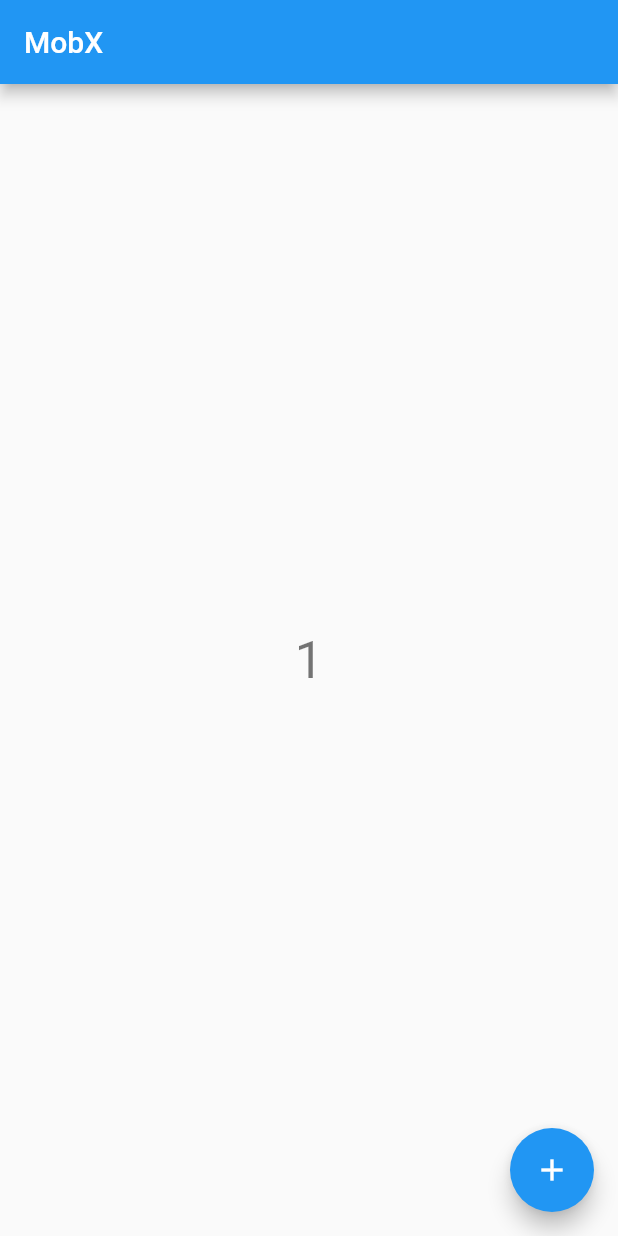
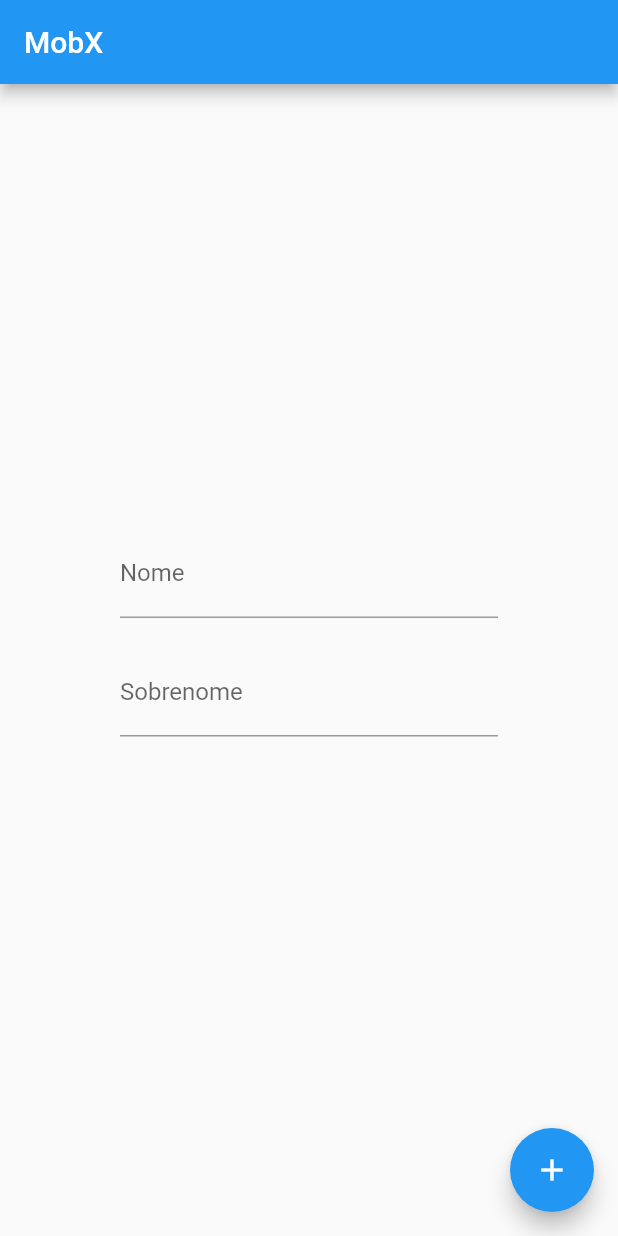
Before and after one commit to FelipeOFF/mobx_flutter, a Flutter app: the screen it shows after launch, after a tap on the "add" icon, on a phone screen of 412 x 824 dp. Run offline on Flutter 3.47's test engine with Material 2 defaults, Android fonts, the phone set to English and light mode, and no system bars; our stand-ins replace flutter_mobx, mobx; generated files the repository leaves out were written again.

```diff
--- a/lib/controller.dart
+++ b/lib/controller.dart
@@ -1,15 +1,26 @@
 import 'package:mobx/mobx.dart';
+part 'controller.g.dart';
 
-class Controller {
-  var counter = Observable(0);
+class Controller = ControllerBase with _$Controller;
 
-  Action increment;
+abstract class ControllerBase with Store{
 
-  Controller() {
-    increment = Action(_increment);
+  @observable
+  String name = '';
+
+  @observable
+  String lastname = '';
+
+  @computed
+  String get completName => "$name $lastname";
+
+  @action
+  changeName(String newName) {
+    name = newName;
   }
 
-  _increment() {
-    counter.value = counter.value+1;
+  @action
+  changeLastName(String newLastName) {
+    lastname = newLastName;
   }
 }
--- a/lib/home.dart
+++ b/lib/home.dart
@@ -13,24 +13,31 @@ class MyHomePage extends StatelessWidget {
         appBar: AppBar(
           title: Text("MobX"),
         ),
-        body: Center(
+        body: Padding(padding: EdgeInsets.symmetric(horizontal: 80), child: Center(
           child: Column(
             mainAxisAlignment: MainAxisAlignment.center,
             children: <Widget>[
+              TextField(
+                decoration: InputDecoration(labelText: 'Nome'),
+                onChanged: controller.changeName,
+              ),
+              SizedBox(height: 20,),
+              TextField(
+                decoration: InputDecoration(labelText: 'Sobrenome'),
+                onChanged: controller.changeLastName,
+              ),
+              SizedBox(height: 20,),
               Observer(
-                builder: (BuildContext context) {
-                  return Text(
-                    '${controller.counter.value}',
-                    style: Theme.of(context).textTheme.display1,
-                  );
+                builder: (_) {
+                  return Text('${controller.completName}');
                 },
               )
             ],
           ),
-        ),
+        ),),
         floatingActionButton: FloatingActionButton(
           onPressed: () {
-            controller.increment();
+
           },
           child: Icon(Icons.add),
         ),
--- a/pubspec.yaml
+++ b/pubspec.yaml
@@ -28,6 +28,8 @@ dependencies:
   cupertino_icons: ^0.1.2
 
 dev_dependencies:
+  mobx_codegen:
+  build_runner:
   flutter_test:
     sdk: flutter
 
```
Also changed, not shown: lib/controller.g.dart (added), pubspec.lock.
